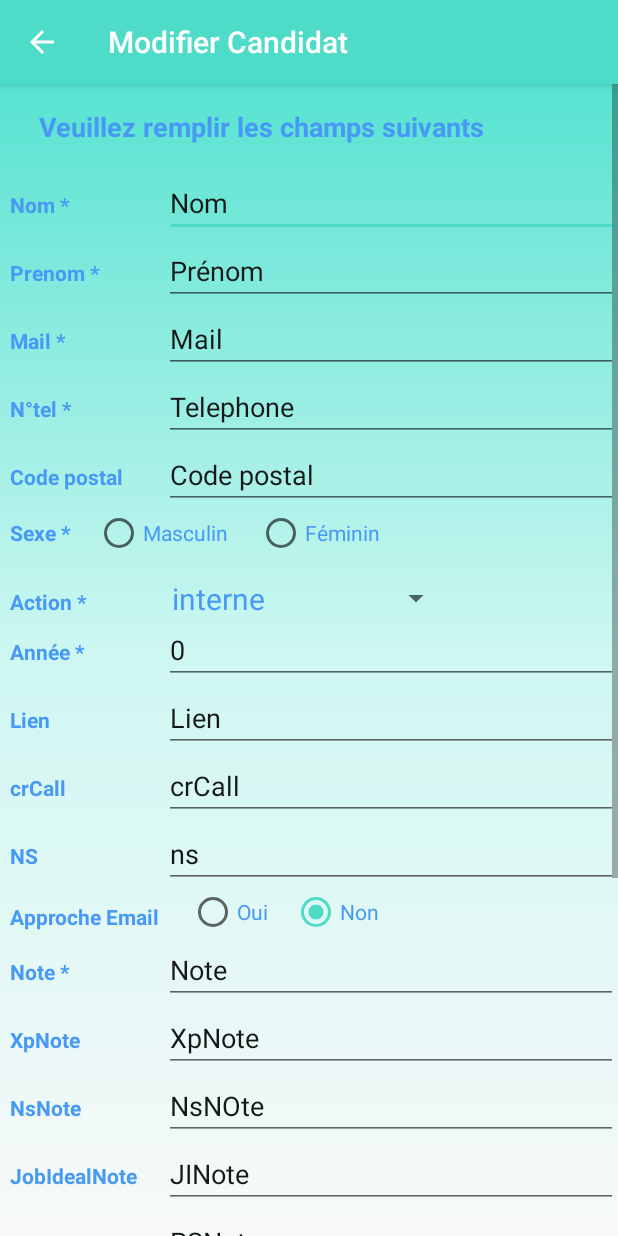
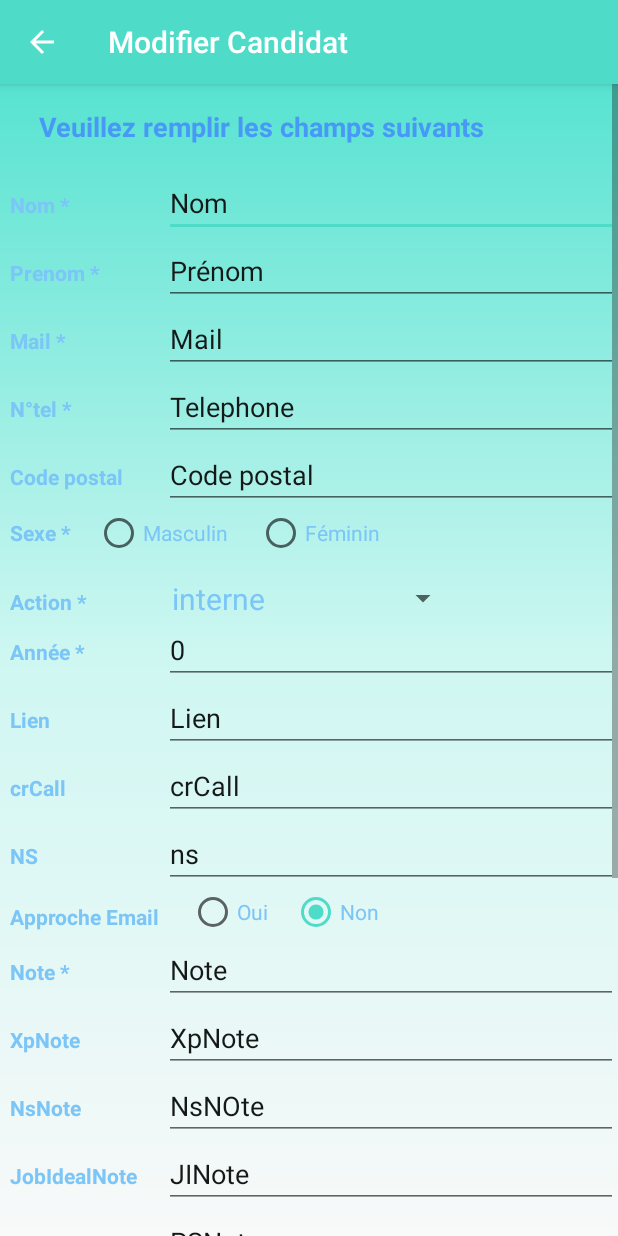
Before and after one commit to gabyzaaf/Candidate-Management, an Android app: the UpdateActivity screen opened directly, with no data from a screen before it, on a phone screen of 412 x 824 dp. Run offline under Robolectric (Android 15) with nearby library versions, the phone set to English and light mode, and no system bars; our stand-ins replace Volley; network calls fail; 2 statements that could not run were skipped.

Commit message:
make some refacto

```diff
--- a/Android-CM/CandidateManagement/app/src/main/AndroidManifest.xml
+++ b/Android-CM/CandidateManagement/app/src/main/AndroidManifest.xml
@@ -25,7 +25,7 @@
         <activity android:name=".Activties.LoginActivity" >
             <intent-filter>
                 <action android:name="android.intent.action.MAIN" />
-
+                <category android:name="android.intent.category.DEFAULT" />
                 <category android:name="android.intent.category.LAUNCHER" />
             </intent-filter>
         </activity>
--- a/Android-CM/CandidateManagement/app/src/main/java/com/example/fabiengamel/candidatemanagement/Activties/AddActivity.java
+++ b/Android-CM/CandidateManagement/app/src/main/java/com/example/fabiengamel/candidatemanagement/Activties/AddActivity.java
@@ -112,6 +112,11 @@ public class AddActivity extends AppCompatActivity {
                 action = spAction.getSelectedItem().toString();
                 if(action.matches("freelance"))
                 {
+                    AlertDialog.Builder builder = new AlertDialog.Builder(AddActivity.this, R.style.MyDialogTheme);
+                    builder.setMessage("Vous avez selectionné Freelance : le champs Prix obligatoire est apparu en bas de la page")
+                            .setNeutralButton("Compris !", null)
+                            .create()
+                            .show();
                     etPRix.setVisibility(View.VISIBLE);
                     tvPrix.setVisibility(View.VISIBLE);
                 }
--- a/Android-CM/CandidateManagement/app/src/main/java/com/example/fabiengamel/candidatemanagement/Activties/LoginActivity.java
+++ b/Android-CM/CandidateManagement/app/src/main/java/com/example/fabiengamel/candidatemanagement/Activties/LoginActivity.java
@@ -80,12 +80,11 @@ public class LoginActivity extends AppCompatActivity {
                 public void onResponse(JSONObject response) {
                     Log.d("LOGIN :", response.toString());
 
-                   // JSONArray results = null;
                     try {
 
                         if(response.has("content"))
                         {
-                            AlertDialog.Builder builder = new AlertDialog.Builder(LoginActivity.this);
+                            AlertDialog.Builder builder = new AlertDialog.Builder(LoginActivity.this, R.style.MyDialogTheme);
                             builder.setMessage(""+response.getString("content"))
                                     .setNeutralButton("Réessayer", null)
                                     .create()
--- a/Android-CM/CandidateManagement/app/src/main/java/com/example/fabiengamel/candidatemanagement/Activties/MapActivity.java
+++ b/Android-CM/CandidateManagement/app/src/main/java/com/example/fabiengamel/candidatemanagement/Activties/MapActivity.java
@@ -158,7 +158,7 @@ public class MapActivity extends AppCompatActivity implements OnMapReadyCallback
                 .snippet(candidate.phone+" "+candidate.zipcode+" "+town));
 
 
-        mMap.moveCamera(CameraUpdateFactory.newLatLngZoom(latLng, 13));
+        mMap.moveCamera(CameraUpdateFactory.newLatLngZoom(latLng, 11));
     }
 
     @Override
--- a/Android-CM/CandidateManagement/app/src/main/java/com/example/fabiengamel/candidatemanagement/Activties/UpdateActivity.java
+++ b/Android-CM/CandidateManagement/app/src/main/java/com/example/fabiengamel/candidatemanagement/Activties/UpdateActivity.java
@@ -36,6 +36,8 @@ import com.example.fabiengamel.candidatemanagement.Utils.Tools;
 import org.json.JSONException;
 import org.json.JSONObject;
 
+import java.util.concurrent.TimeUnit;
+
 public class UpdateActivity extends AppCompatActivity {
 
     EditText etName;
@@ -68,6 +70,9 @@ public class UpdateActivity extends AppCompatActivity {
     EditText etPRix;
     TextView tvPrix;
     EditText etZipcode;
+    User user;
+    Candidate candidate;
+    Meeting report;
 
     @Override
     protected void onCreate(Bundle savedInstanceState) {
@@ -75,14 +80,18 @@ public class UpdateActivity extends AppCompatActivity {
         setContentView(R.layout.activity_update);
         getSupportActionBar().setDisplayHomeAsUpEnabled(true);
 
-        InitContent();
+        try {
+            InitContent();
+        } catch (InterruptedException e) {
+            e.printStackTrace();
+        }
 
     }
 
-    public void InitContent()
-    {
-        Candidate candidate = Candidate.getCurrentCandidate();
-        Meeting report = Meeting.getCurrentMeeting();
+    public void InitContent() throws InterruptedException {
+
+        candidate = Candidate.getCurrentCandidate();
+        report = Meeting.getCurrentMeeting();
         etName = (EditText)findViewById(R.id.etNomUpdate);
         etFirstname = (EditText)findViewById(R.id.etPrenomUpdate);
         etPhone = (EditText)findViewById(R.id.etPhoneUpdate);
@@ -112,7 +121,6 @@ public class UpdateActivity extends AppCompatActivity {
         etPRix = (EditText)findViewById(R.id.etPrixUpdate);
         tvPrix = (TextView)findViewById(R.id.tvPrixUpdate);
         etZipcode = (EditText)findViewById(R.id.etZipcodeUpdate);
-
 
         bUpdate.setOnClickListener(new View.OnClickListener() {
             @Override
@@ -146,7 +154,6 @@ public class UpdateActivity extends AppCompatActivity {
             }
         });
 
-        //set spinner values
         ArrayAdapter<CharSequence> adapter = ArrayAdapter.createFromResource(this,
                 R.array.actions_array, R.layout.spinner_custom);
         adapter.setDropDownViewResource(R.layout.spiner_dropdown_custom);
@@ -157,6 +164,11 @@ public class UpdateActivity extends AppCompatActivity {
                 action = spAction.getSelectedItem().toString();
                 if(action.matches("freelance"))
                 {
+                    AlertDialog.Builder builder = new AlertDialog.Builder(UpdateActivity.this, R.style.MyDialogTheme);
+                    builder.setMessage("Vous avez selectionné Freelance : le champs Prix obligatoire est disponible en bas de la page")
+                            .setNeutralButton("Compris !", null)
+                            .create()
+                            .show();
                     etPRix.setVisibility(View.VISIBLE);
                     tvPrix.setVisibility(View.VISIBLE);
                 }
@@ -171,11 +183,9 @@ public class UpdateActivity extends AppCompatActivity {
             }
         });
 
-        //set edittexts values
         etName.setText(candidate.lastname);
         etFirstname.setText(candidate.firstname);
-        etMail.setText(candidate.email); //en attente que le WS le retourne sinon faire recherche/mobile/
-        //sp action : on laisse comme ça ?
+        etMail.setText(candidate.email);
         if(candidate.sexe.matches("M")){
             sexes.check(rdHomme.getId());
         } else if (candidate.sexe.matches("F")) {
@@ -253,13 +263,12 @@ public class UpdateActivity extends AppCompatActivity {
         Response.Listener<JSONObject> responseListener = new Response.Listener<JSONObject>() {
             @Override
             public void onResponse(JSONObject response) {
-                Log.d("ADD :", response.toString());
+                Log.d("UPDATE :", response.toString());
                 try {
                     if(response.getBoolean("success")) {
                         UpdateReport();
                     }
                     else {
-                        //erreur
                         String erreur = response.getString("content");
                         AlertDialog.Builder builder = new AlertDialog.Builder(UpdateActivity.this, R.style.MyDialogTheme);
                         builder.setMessage("json_add"+erreur)
@@ -279,7 +288,6 @@ public class UpdateActivity extends AppCompatActivity {
         Response.ErrorListener errorListener = new Response.ErrorListener() {
             @Override
             public void onErrorResponse(VolleyError error) {
-                //Gestion error
                 AlertDialog.Builder builder = new AlertDialog.Builder(UpdateActivity.this, R.style.MyDialogTheme);
                 builder.setMessage("ERREUR SERVEUR : "+error.toString())
                         .setNegativeButton("Réessayer", null)
@@ -290,16 +298,16 @@ public class UpdateActivity extends AppCompatActivity {
 
         UpdateRequest updateRequest = null;
         try {
-            User user = User.getCurrentUser();
+            user = User.getCurrentUser();
             String sessionId = user.sessionId;
 
-            //valeurs champs
             String mail = etMail.getText().toString();
             String name = etName.getText().toString();
             String firstname = etFirstname.getText().toString();
             String phone = etPhone.getText().toString();
             String zipcode = etZipcode.getText().toString();
             String sexe = "";
+
             if(rdHomme.isChecked()) {
                 sexe = "M";
             } else if(rdFemme.isChecked()){
@@ -307,7 +315,6 @@ public class UpdateActivity extends AppCompatActivity {
             }
             int year = Integer.parseInt(etYear.getText().toString());
 
-            //champs facultatifs
             String link = etLink.getText().toString();
             String crCall = etCrCall.getText().toString();
             String ns = etNs.getText().toString();
@@ -387,7 +394,6 @@ public class UpdateActivity extends AppCompatActivity {
         Response.ErrorListener errorListener = new Response.ErrorListener() {
             @Override
             public void onErrorResponse(VolleyError error) {
-                //Gestion error
                 AlertDialog.Builder builder = new AlertDialog.Builder(UpdateActivity.this, R.style.MyDialogTheme);
                 builder.setMessage("ERREUR SERVEUR : "+error.toString())
                         .setNegativeButton("Réessayer", null)
@@ -398,13 +404,11 @@ public class UpdateActivity extends AppCompatActivity {
 
         UpdateReportRequest updateReportRequest = null;
         try {
-            User user = User.getCurrentUser();
+            user = User.getCurrentUser();
             String sessionId = user.sessionId;
             String mail = etMail.getText().toString();
 
-            //champs facultatifs
             String link = etLink.getText().toString();
-            String crCall = etCrCall.getText().toString();
             String jobIdeal = etJobIdeal.getText().toString() ;
             String pisteNote = etPiste.getText().toString();
             String pieCoute = etPisteCoute.getText().toString();
--- a/Android-CM/CandidateManagement/app/src/main/java/com/example/fabiengamel/candidatemanagement/Models/Candidate.java
+++ b/Android-CM/CandidateManagement/app/src/main/java/com/example/fabiengamel/candidatemanagement/Models/Candidate.java
@@ -17,7 +17,6 @@ public class Candidate {
     public String crCall;
     public String NS;
     public boolean approche_email;
-    public int fid_user_candidate;
     public String prix;
     public String zipcode;
 
--- a/Android-CM/CandidateManagement/app/src/main/res/layout/activity_add.xml
+++ b/Android-CM/CandidateManagement/app/src/main/res/layout/activity_add.xml
@@ -11,7 +11,7 @@
             android:layout_height="wrap_content"
             android:text="  Veuillez remplir les champs suivants "
             android:textStyle="bold"
-            android:textColor="@color/textInfo"
+            android:textColor="@color/textTitle"
             android:gravity="center"
             android:textSize="18sp"
             android:paddingTop="@dimen/activity_vertical_margin"
--- a/Android-CM/CandidateManagement/app/src/main/res/layout/activity_predict_salary.xml
+++ b/Android-CM/CandidateManagement/app/src/main/res/layout/activity_predict_salary.xml
@@ -15,7 +15,7 @@
         android:layout_height="wrap_content"
         android:text="  Veuillez remplir les champs suivants concernant la situation actuelle de l'employé, afin de prédire ses attentes salariales "
         android:textStyle="bold"
-        android:textColor="#4899F6"
+        android:textColor="@color/textTitle"
         android:gravity="center"
         android:textSize="18sp"
         android:paddingTop="@dimen/activity_vertical_margin"
--- a/Android-CM/CandidateManagement/app/src/main/res/layout/activity_satisfaction.xml
+++ b/Android-CM/CandidateManagement/app/src/main/res/layout/activity_satisfaction.xml
@@ -13,7 +13,7 @@
         android:layout_height="wrap_content"
         android:text="  Veuillez remplir les champs suivants concernant la situation actuelle de l'employé, afin de prédire son taux de satisfaction "
         android:textStyle="bold"
-        android:textColor="@color/textInfo"
+        android:textColor="@color/textTitle"
         android:gravity="center"
         android:textSize="18sp"
         android:paddingTop="@dimen/activity_vertical_margin"
--- a/Android-CM/CandidateManagement/app/src/main/res/layout/activity_search.xml
+++ b/Android-CM/CandidateManagement/app/src/main/res/layout/activity_search.xml
@@ -12,7 +12,7 @@
         android:layout_height="wrap_content"
         android:text="Fiche du candidat "
         android:textStyle="bold"
-        android:textColor="@color/textInfo"
+        android:textColor="@color/textTitle"
         android:gravity="center"
         android:textSize="18sp"
         android:paddingTop="@dimen/activity_vertical_margin"
--- a/Android-CM/CandidateManagement/app/src/main/res/layout/activity_sms.xml
+++ b/Android-CM/CandidateManagement/app/src/main/res/layout/activity_sms.xml
@@ -12,7 +12,7 @@
         android:layout_height="wrap_content"
         android:text="  Informations sur le candidat : "
         android:textStyle="bold"
-        android:textColor="#4899F6"
+        android:textColor="@color/textTitle"
         android:gravity="center"
         android:textSize="18sp"
         android:paddingTop="@dimen/activity_vertical_margin"
@@ -58,7 +58,7 @@
                 android:text=""
                 android:id="@+id/tvPrenomSMS"
                 android:textStyle="bold"
-                android:textColor="#4899F6"
+                android:textColor="@color/textInfo"
                 />
         </TableRow>
         <TableRow>
--- a/Android-CM/CandidateManagement/app/src/main/res/layout/activity_time.xml
+++ b/Android-CM/CandidateManagement/app/src/main/res/layout/activity_time.xml
@@ -9,7 +9,7 @@
     android:paddingTop="@dimen/activity_vertical_margin"
     android:paddingBottom="@dimen/activity_vertical_margin"
     tools:context="TimeActivity"
-    android:background="@drawable/fond_1">
+    android:background="@drawable/background_color_gradient">
     <TextView
         android:layout_width="wrap_content"
         android:layout_height="wrap_content"
--- a/Android-CM/CandidateManagement/app/src/main/res/layout/activity_update.xml
+++ b/Android-CM/CandidateManagement/app/src/main/res/layout/activity_update.xml
@@ -11,7 +11,7 @@
         android:layout_height="wrap_content"
         android:text="  Veuillez remplir les champs suivants "
         android:textStyle="bold"
-        android:textColor="@color/textInfo"
+        android:textColor="@color/textTitle"
         android:gravity="center"
         android:textSize="18sp"
         android:paddingTop="@dimen/activity_vertical_margin"
--- a/Android-CM/CandidateManagement/app/src/main/res/layout/content_main.xml
+++ b/Android-CM/CandidateManagement/app/src/main/res/layout/content_main.xml
@@ -17,10 +17,10 @@
         android:id="@+id/tvWelcome"
         android:layout_marginTop="@dimen/activity_vertical_margin"
         android:layout_marginLeft="@dimen/activity_horizontal_margin"
-        android:textColor="@color/textInfo"
+        android:textColor="@color/textTitle"
         android:paddingTop="@dimen/activity_horizontal_margin"
         android:paddingBottom="@dimen/activity_horizontal_margin"
-        android:textSize="18dp"
+        android:textSize="22dp"
         android:textStyle="bold"
         android:layout_alignParentTop="true"
         android:layout_alignParentRight="true"
--- a/Android-CM/CandidateManagement/app/src/main/res/values/colors.xml
+++ b/Android-CM/CandidateManagement/app/src/main/res/values/colors.xml
@@ -3,11 +3,13 @@
     <color name="colorPrimary">#4EDBC8</color>
     <color name="colorPrimaryDark">#303F9F</color>
     <color name="colorAccent">#4EDBC8</color>
-    <color name ="textInfo">#4899F6</color>
+    <color name ="textInfo">#7BC5F7</color>
     <color name="textEditable">#141918</color>
-    <color name="textButton">#141918</color>
+    <color name="textTitle">#4899F6</color>
+    <color name="textButton">#F8F9F9</color>
     <color name="backgroundButton">#4EDBC8</color>
     <color name="barColor">#4EDBC8</color>
-    <color name="dialogColorText">#141918</color>
+    <color name="dialogColorText">#F8F9F9</color>
     <color name="dialogColorBack">#4EDBC8</color>
+    <color name="blanc">#F8F9F9</color>
 </resources>
--- a/Android-CM/CandidateManagement/app/src/main/res/values/strings.xml
+++ b/Android-CM/CandidateManagement/app/src/main/res/values/strings.xml
@@ -26,7 +26,7 @@
         <item>trop relance</item>
         <item>freelance</item>
         <item>etranger</item>
-        <item>appelerRemind</item>
+        <item>appellerRemind</item>
         <item>aRelancerMail</item>
         <item>aRelancerLKD</item>
         <item>PAERemind</item>
--- a/Android-CM/CandidateManagement/app/src/main/res/values/styles.xml
+++ b/Android-CM/CandidateManagement/app/src/main/res/values/styles.xml
@@ -12,9 +12,9 @@
         <item name="windowNoTitle">true</item>
     </style>
     <style name="MyDialogTheme" parent="Theme.AppCompat.Light.Dialog.Alert">
-        <item name="android:textColor">@color/dialogColorText</item>
-        <item name="android:background">@color/backgroundButton</item>
-        <item name="colorAccent">@color/textEditable</item>
+        <item name="android:textColor">@color/dialogColorBack</item>
+        <item name="android:background">@color/dialogColorText</item>
+        <item name="colorAccent">@color/barColor</item>
     </style>
     <style name="AppTheme.AppBarOverlay" parent="ThemeOverlay.AppCompat.Dark.ActionBar">
         <item name="android:textColor">@color/textEditable</item>
@@ -25,5 +25,4 @@
         <item name="android:textSize">13sp</item>
         <item name="android:textColor">@color/textInfo</item>
     </style>
-
 </resources>
```
Also changed, not shown: Android-CM/CandidateManagement/app/src/main/java/com/example/fabiengamel/candidatemanagement/Activties/MainActivity.java (+17 -2 lines), Android-CM/CandidateManagement/app/src/main/java/com/example/fabiengamel/candidatemanagement/Activties/SearchActivity.java (+54 -21 lines).
